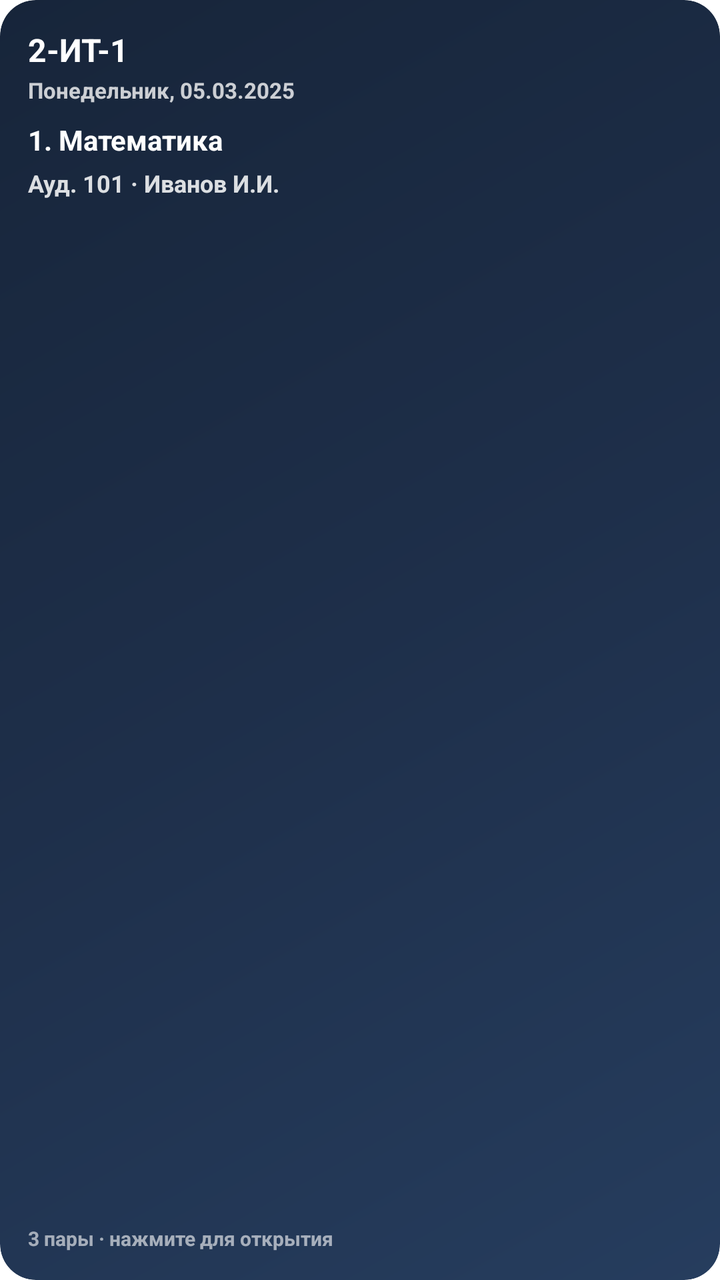
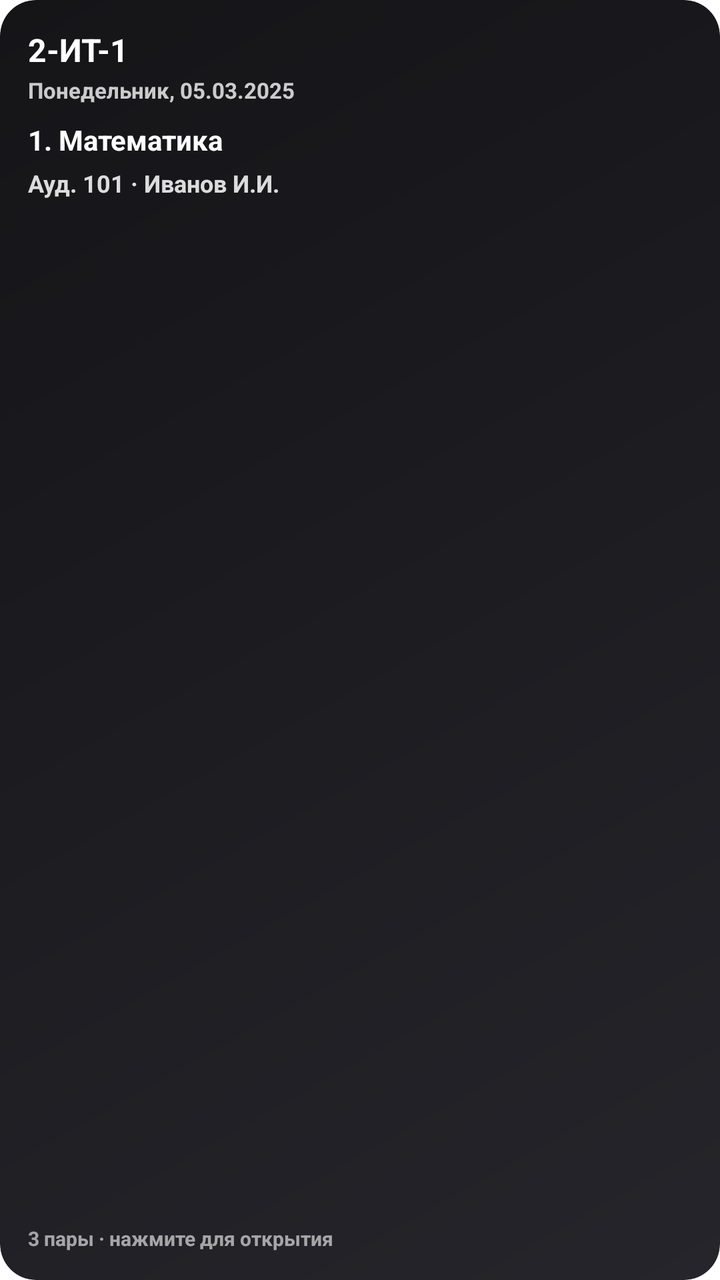

Two renders of the same Android screen: before a commit and after it. Below are the layout's source before the change and the commit's diff.
<!-- AndroidManifest.xml: fallback theme Theme.MaterialComponents.DayNight.NoActionBar -->
<!-- res/layout/schedule_widget_layout.xml -->
<?xml version="1.0" encoding="utf-8"?>
<LinearLayout xmlns:android="http://schemas.android.com/apk/res/android"
    android:id="@+id/widget_root"
    android:layout_width="match_parent"
    android:layout_height="match_parent"
    android:background="@drawable/widget_background"
    android:clipToOutline="true"
    android:orientation="vertical">

    <TextView
        android:id="@+id/widget_title"
        android:layout_width="match_parent"
        android:layout_height="wrap_content"
        android:ellipsize="end"
        android:maxLines="1"
        android:text="2-ИТ-1"
        android:textColor="#FFFFFFFF"
        android:textSize="16sp"
        android:textStyle="bold" />

    <TextView
        android:id="@+id/widget_subtitle"
        android:layout_width="match_parent"
        android:layout_height="wrap_content"
        android:layout_marginTop="2dp"
        android:ellipsize="end"
        android:maxLines="1"
        android:text="Понедельник, 05.03.2025"
        android:textColor="#C7FFFFFF"
        android:textSize="11sp"
        android:textStyle="bold" />

    <TextView
        android:id="@+id/widget_primary"
        android:layout_width="match_parent"
        android:layout_height="wrap_content"
        android:layout_marginTop="8dp"
        android:ellipsize="end"
        android:maxLines="1"
        android:text="1. Математика"
        android:textColor="#FFFFFFFF"
        android:textSize="14sp"
        android:textStyle="bold" />

    <TextView
        android:id="@+id/widget_secondary"
        android:layout_width="match_parent"
        android:layout_height="wrap_content"
        android:layout_marginTop="4dp"
        android:ellipsize="end"
        android:maxLines="2"
        android:text="Ауд. 101 · Иванов И.И."
        android:textColor="#D9FFFFFF"
        android:textSize="12sp"
        android:textStyle="bold" />

    <ListView
        android:id="@+id/widget_list"
        android:layout_width="match_parent"
        android:layout_height="0dp"
        android:layout_marginTop="6dp"
        android:layout_weight="1"
        android:divider="@android:color/transparent"
        android:dividerHeight="4dp"
        android:scrollbars="vertical" />

    <TextView
        android:id="@+id/widget_empty"
        android:layout_width="match_parent"
        android:layout_height="wrap_content"
        android:layout_marginTop="6dp"
        android:text="Нет пар на день"
        android:textColor="#B3FFFFFF"
        android:textSize="11sp"
        android:visibility="gone" />

    <TextView
        android:id="@+id/widget_footer"
        android:layout_width="match_parent"
        android:layout_height="wrap_content"
        android:layout_marginTop="6dp"
        android:ellipsize="end"
        android:maxLines="1"
        android:text="3 пары · нажмите для открытия"
        android:textColor="#99FFFFFF"
        android:textSize="10sp"
        android:textStyle="bold" />

</LinearLayout>
<!-- resources referenced by this layout -->
<resources>
  <!-- drawable widget_background (drawable) -->
  <?xml version="1.0" encoding="utf-8"?>
  <shape xmlns:android="http://schemas.android.com/apk/res/android"
      android:shape="rectangle">
      <corners android:radius="18dp" />
      <gradient
          android:angle="315"
          android:startColor="#17253A"
          android:centerColor="#1E2F4A"
          android:endColor="#263D5E" />
      <padding
          android:left="14dp"
          android:top="14dp"
          android:right="14dp"
          android:bottom="14dp" />
  </shape>
</resources>

<!-- the commit's change to res/layout/schedule_widget_layout.xml (unified diff, before → after) -->
@@ -3,7 +3,7 @@
     android:id="@+id/widget_root"
     android:layout_width="match_parent"
     android:layout_height="match_parent"
-    android:background="@drawable/widget_background"
+    android:background="@drawable/widget_background_dark"
     android:clipToOutline="true"
     android:orientation="vertical">
 
<!-- resource entries referenced after the edit -->
@@ -1,15 +1,15 @@
 <!-- resources referenced by this layout -->
 <resources>
-  <!-- drawable widget_background (drawable) -->
+  <!-- drawable widget_background_dark (drawable) -->
   <?xml version="1.0" encoding="utf-8"?>
   <shape xmlns:android="http://schemas.android.com/apk/res/android"
       android:shape="rectangle">
       <corners android:radius="18dp" />
       <gradient
           android:angle="315"
-          android:startColor="#17253A"
-          android:centerColor="#1E2F4A"
-          android:endColor="#263D5E" />
+          android:startColor="#151518"
+          android:centerColor="#1C1C21"
+          android:endColor="#25252B" />
       <padding
           android:left="14dp"
           android:top="14dp"
